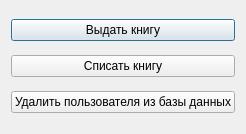
The window that edituser.ui (qreodium/is_libary) describes before a commit, drawn with Qt 5.
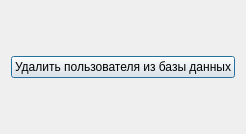
The same window after the commit.

Commit message: Added issuing and receiving books. Date Tracking

Diff of the .ui file:
```diff
--- a/edituser.ui
+++ b/edituser.ui
@@ -14,20 +14,6 @@
    <string>Dialog</string>
   </property>
   <layout class="QVBoxLayout" name="verticalLayout">
-   <item>
-    <widget class="QPushButton" name="pushButtonGiveBook">
-     <property name="text">
-      <string>Выдать книгу</string>
-     </property>
-    </widget>
-   </item>
-   <item>
-    <widget class="QPushButton" name="pushButtonTakeBook">
-     <property name="text">
-      <string>Списать книгу</string>
-     </property>
-    </widget>
-   </item>
    <item>
     <widget class="QPushButton" name="pushButtonDelete">
      <property name="text">
```
Left out of the diff: 32 changed lines with no effect on the pictures. The commit also changes 14 other files.
